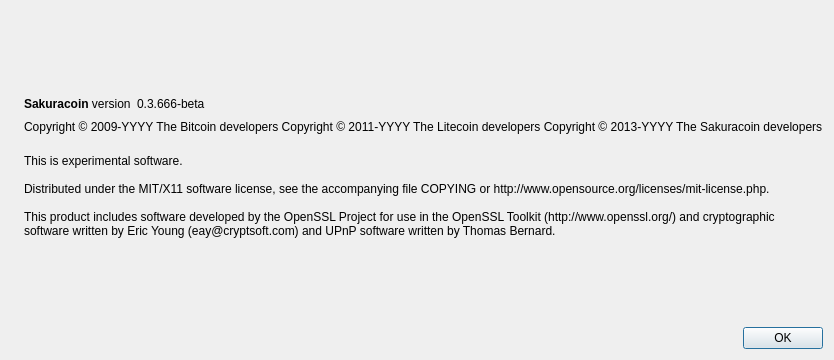
This is src/qt/forms/aboutdialog.ui in sakuracoin-project/sakuracoin as Qt 5 draws it before an edit. The edited form follows.
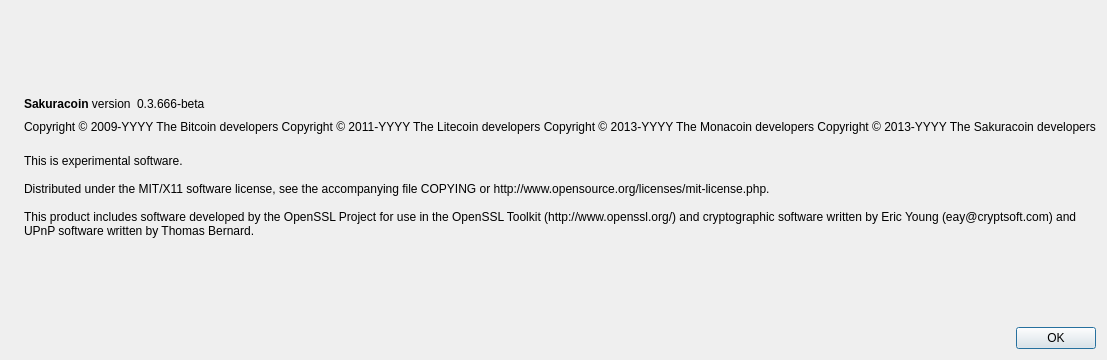
This is the edited form. Icons and pictures are not drawn.

```diff
--- a/src/qt/forms/aboutdialog.ui
+++ b/src/qt/forms/aboutdialog.ui
@@ -93,6 +93,7 @@
        <property name="text">
         <string notr="true">Copyright &amp;copy; 2009-YYYY The Bitcoin developers
 Copyright &amp;copy; 2011-YYYY The Litecoin developers
+Copyright &amp;copy; 2013-YYYY The Monacoin developers
 Copyright &amp;copy; 2013-YYYY The Sakuracoin developers</string>
        </property>
        <property name="textFormat">
```
